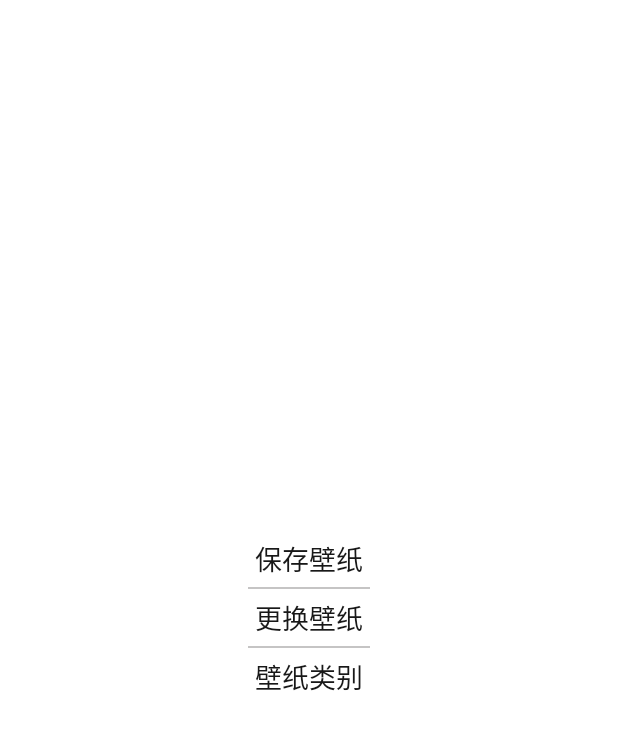
After one commit to MuppetWizard/Weather, an Android app: the layout popupwindow_option.xml on its own in the app's theme, with its tools: preview values and no code run, on a phone screen of 412 x 824 dp. The commit adds this screen. Shown: the top 730 px of the screen. Run offline under Robolectric (Android 15) with nearby library versions, the phone set to English and light mode, and no system bars.

Commit message:
写到popupwindow了

```diff
--- a/app/src/main/AndroidManifest.xml
+++ b/app/src/main/AndroidManifest.xml
@@ -11,6 +11,7 @@
         android:allowBackup="true"
         android:icon="@mipmap/ic_launcher"
         android:label="@string/app_name"
+        android:networkSecurityConfig="@xml/network_security_config"
         android:roundIcon="@mipmap/ic_launcher_round"
         android:supportsRtl="true"
         android:theme="@style/Theme.AppCompat.NoActionBar">
--- a/app/src/main/java/com/muppet/weather/Activity/MainActivity.java
+++ b/app/src/main/java/com/muppet/weather/Activity/MainActivity.java
@@ -5,6 +5,7 @@ import android.os.Bundle;
 import android.view.View;
 import android.widget.Button;
 import android.widget.ImageView;
+import android.widget.PopupWindow;
 import android.widget.ScrollView;
 import android.widget.TextView;
 
@@ -471,7 +472,7 @@ public class MainActivity extends AppCompatActivity {
 
     }
 
-    @OnClick({R.id.btn_changeImg, R.id.btn_category, R.id.tv_footView})
+    @OnClick({R.id.btn_changeImg, R.id.btn_category, R.id.tv_footView,R.id.manage})
     public void onClick(View view) {
         switch (view.getId()) {
             case R.id.btn_changeImg:
@@ -495,6 +496,11 @@ public class MainActivity extends AppCompatActivity {
                     newsLIstAdapter.notifyDataSetChanged();
                 }
                 break;
+            case R.id.manage:
+                View popupView = this.getLayoutInflater().inflate(R.layout.popupwindow_option, null);
+                final PopupWindow window = new PopupWindow(popupView,300,200);
+                TextView tvSaveImg = popupView.findViewById(R.id.tv_saveImg);
+                break;
         }
     }
 
--- /dev/null
+++ b/app/src/main/res/layout/popupwindow_option.xml
@@ -0,0 +1,52 @@
+<?xml version="1.0" encoding="utf-8"?>
+<LinearLayout xmlns:android="http://schemas.android.com/apk/res/android"
+    android:orientation="vertical"
+    android:layout_width="match_parent"
+    android:layout_height="match_parent"
+    android:background="@color/app_White"
+    android:gravity="center">
+
+    <LinearLayout
+        android:layout_width="wrap_content"
+        android:layout_height="wrap_content"
+        android:orientation="vertical"
+        android:layout_margin="10dp">
+        <TextView
+            android:id="@+id/tv_saveImg"
+            android:layout_width="wrap_content"
+            android:layout_height="wrap_content"
+            android:layout_marginStart="10dp"
+            android:layout_marginEnd="10dp"
+            android:text="保存壁纸"
+            android:textSize="18sp"
+            android:textColor="@color/app_Dark"/>
+        <View
+            android:layout_width="match_parent"
+            android:layout_height="1dp"
+            android:layout_margin="5dp"
+            android:background="@color/app_Gray"/>
+        <TextView
+            android:id="@+id/tv_changeImg"
+            android:layout_width="wrap_content"
+            android:layout_height="wrap_content"
+            android:layout_marginStart="10dp"
+            android:layout_marginEnd="10dp"
+            android:text="更换壁纸"
+            android:textSize="18sp"
+            android:textColor="@color/app_Dark"/>
+        <View
+            android:layout_width="match_parent"
+            android:layout_height="1dp"
+            android:layout_margin="5dp"
+            android:background="@color/app_Gray"/>
+        <TextView
+            android:id="@+id/tv_category"
+            android:layout_width="wrap_content"
+            android:layout_height="wrap_content"
+            android:layout_marginStart="10dp"
+            android:layout_marginEnd="10dp"
+            android:text="壁纸类别"
+            android:textSize="18sp"
+            android:textColor="@color/app_Dark"/>
+    </LinearLayout>
+</LinearLayout>
--- /dev/null
+++ b/app/src/main/res/xml/network_security_config.xml
@@ -0,0 +1,5 @@
+<?xml version="1.0" encoding="utf-8"?>
+<network-security-config>
+
+    <base-config cleartextTrafficPermitted="true"/>
+</network-security-config>
```
